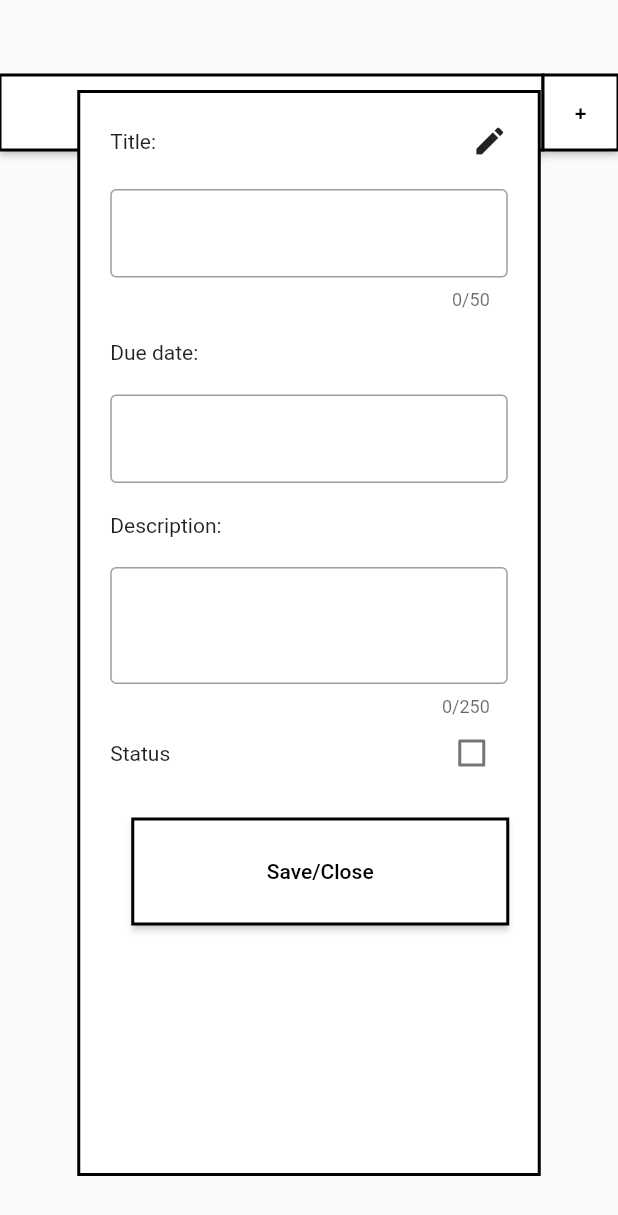
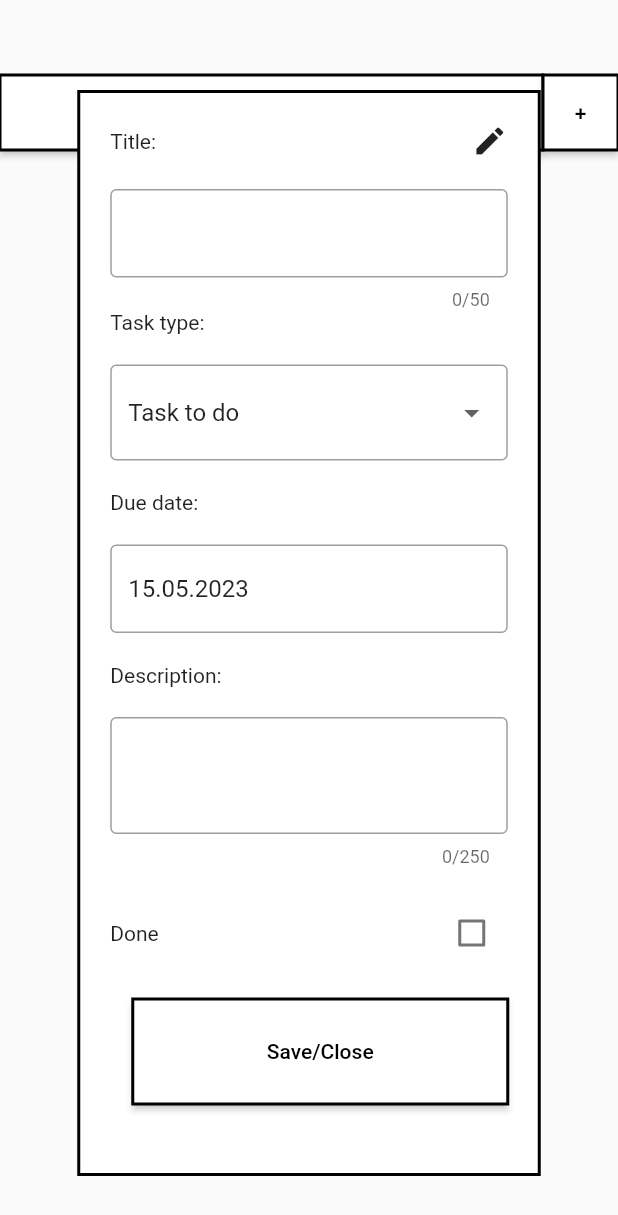
Before and after one commit to matthew9120/to_do_list, a Flutter app: the screen it shows after launch, after a tap on an icon or button, on a phone screen of 412 x 824 dp. Shown: the top 1215 px of the screen. Run offline on Flutter 3.47's test engine with Material 2 defaults, Android fonts, the light colour scheme and no system bars; statements that could not run were skipped.

Commit message:
Improved form (i.e. added validation)

```diff
--- /dev/null
+++ b/lib/helper.dart
@@ -0,0 +1,23 @@
+class Helper {
+  static String getMonthFormatted(DateTime dateTime) {
+    if (dateTime.month < 10) {
+      return '0${dateTime.month}';
+    } else {
+      return dateTime.month.toString();
+    }
+  }
+
+  static DateTime parseDate(String date) {
+    List<String> dateInfo = date.split(RegExp(r'\.'));
+
+    if (dateInfo.length != 3) {
+      throw const FormatException();
+    }
+
+    int day = int.parse(dateInfo[0]);
+    int month = int.parse(dateInfo[1]);
+    int year = int.parse(dateInfo[2]);
+
+    return DateTime(year, month, day);
+  }
+}
--- a/lib/main.dart
+++ b/lib/main.dart
@@ -51,11 +51,18 @@ class MyHomePage extends StatefulWidget {
 
 class MyHomePageState extends State<MyHomePage> {
 
-  bool _isCreateModalVisible = false;
+  bool isModalVisible = false;
+  late final TaskFormModal taskFormModal;
+
+  MyHomePageState() {
+    TaskFormModal.task = _createNewTask();
+    taskFormModal = TaskFormModal(this);
+  }
 
   void openCreateModal() {
     setState(() {
-      _isCreateModalVisible = true;
+      taskFormModal.task = _createNewTask();
+      isModalVisible = true;
     });
   }
 
@@ -65,9 +72,7 @@ class MyHomePageState extends State<MyHomePage> {
       '',
       '',
       DateTime.now(),
-      false,
-      '',
-      ''
+      false
     );
   }
 
@@ -106,8 +111,8 @@ class MyHomePageState extends State<MyHomePage> {
               ],
             ),
             Visibility(
-              visible: _isCreateModalVisible,
-              child: TaskFormModal(_createNewTask()),
+              visible: isModalVisible,
+              child: taskFormModal,
             ),
           ],
         ),
--- a/lib/task-form-modal.dart
+++ b/lib/task-form-modal.dart
@@ -1,32 +1,84 @@
 import 'package:flutter/material.dart';
+import 'package:flutter/services.dart';
 
+import 'package:to_do_list/helper.dart';
+import 'package:to_do_list/main.dart';
 import 'package:to_do_list/task.dart';
 
 class TaskFormModal extends StatefulWidget {
-  const TaskFormModal(this._task, {super.key});
 
-  final Task _task;
+  final MyHomePageState _myHomePageState;
+  static late Task task;
+
+  const TaskFormModal(this._myHomePageState, {super.key});
 
   @override
-  State<StatefulWidget> createState() => _TaskFormModalState(_task);
+  State<StatefulWidget> createState() => TaskFormModalState(task, _myHomePageState);
 }
 
-class _TaskFormModalState extends State<StatefulWidget> {
-  _TaskFormModalState(this._task);
+class TaskFormModalState extends State<StatefulWidget> {
 
-  final Task _task;
+  Task _task;
+  late final MyHomePageState _myHomePageState;
 
-  final TextEditingController _titleController = TextEditingController();
-  final TextEditingController _descriptionController = TextEditingController();
-  final TextEditingController _dueDateController = TextEditingController();
-  final TextEditingController _phoneController = TextEditingController();
-  final TextEditingController _emailController = TextEditingController();
+  late TextEditingController _titleController;
+  late TextEditingController _descriptionController;
+  late TextEditingController _dueDateController;
+  late TextEditingController _phoneController;
+  late TextEditingController _emailController;
 
-  bool _isEmailType = false;
-  bool _isPhoneType = false;
+  String? _dateErrorText;
+
+  TaskFormModalState(this._task, this._myHomePageState) {
+    _setValuesFromTask();
+  }
+
+  void _setValuesFromTask() {
+    _titleController = TextEditingController(text: _task.title);
+    _descriptionController = TextEditingController(text: _task.description);
+    String date = '${_task.dueDate.day}.${Helper.getMonthFormatted(_task.dueDate)}.${_task.dueDate.year}';
+    _dueDateController = TextEditingController(text: date);
+    _phoneController = TextEditingController(text: _task.phone);
+    _emailController = TextEditingController(text: _task.email);
+  }
 
   void _save() {
 
+  }
+
+  void _saveAndClose() {
+    _task.title = _titleController.text;
+
+    DateTime inputDate;
+    try {
+      inputDate = Helper.parseDate(_dueDateController.text);
+    } catch (e) {
+      setState(() {
+        _dateErrorText = 'Invalid date format';
+      });
+      return;
+    }
+
+    setState(() {
+      _dateErrorText = null;
+    });
+
+    _task.dueDate = inputDate;
+    _task.phone = _phoneController.text;
+    _task.email = _emailController.text;
+    _task.description = _titleController.text;
+
+    _save();
+
+    _myHomePageState.setState(() {
+      _myHomePageState.isModalVisible = false;
+    });
+  }
+
+  void _changeTaskType(dynamic selectedType) {
+    setState(() {
+      _task.taskType = selectedType;
+    });
   }
 
   @override
@@ -72,8 +124,37 @@ class _TaskFormModalState extends State<StatefulWidget> {
               border: OutlineInputBorder(),
             ),
           ),
+          Container(
+            alignment: Alignment.centerLeft,
+            margin: const EdgeInsets.only(
+              bottom: 20.0,
+            ),
+            child: const Text('Task type:'),
+          ),
+          DropdownButtonFormField(
+            value: TaskType.basic,
+            isExpanded: true,
+            decoration: const InputDecoration(
+              border: OutlineInputBorder(),
+            ),
+            items: const <DropdownMenuItem>[
+              DropdownMenuItem<TaskType>(
+                value: TaskType.basic,
+                child: Text('Task to do')
+              ),
+              DropdownMenuItem<TaskType>(
+                value: TaskType.email,
+                child: Text('Send an e-mail'),
+              ),
+              DropdownMenuItem<TaskType>(
+                value: TaskType.phone,
+                child: Text('Make a phone call'),
+              ),
+            ],
+            onChanged: _changeTaskType
+          ),
           Visibility(
-            visible: _isPhoneType,
+            visible: _task.isPhoneType,
             child: Container(
               margin: const EdgeInsets.only(
                   top: 20.0,
@@ -84,31 +165,39 @@ class _TaskFormModalState extends State<StatefulWidget> {
             ),
           ),
           Visibility(
-            visible: _isPhoneType,
+            visible: _task.isPhoneType,
             child: TextField(
               controller: _phoneController,
               keyboardType: TextInputType.phone,
+              maxLength: 9,
+              inputFormatters: <TextInputFormatter>[
+                FilteringTextInputFormatter.digitsOnly,
+              ],
               decoration: const InputDecoration(
                 border: OutlineInputBorder(),
               ),
             ),
           ),
           Visibility(
-            visible: _isEmailType,
+            visible: _task.isEmailType,
             child: Container(
               margin: const EdgeInsets.only(
                   top: 20.0,
                   bottom: 20.0
               ),
               alignment: Alignment.centerLeft,
-              child: const Text('Phone:'),
+              child: const Text('E-mail:'),
             ),
           ),
           Visibility(
-            visible: _isEmailType,
+            visible: _task.isEmailType,
             child: TextField(
               controller: _emailController,
-              keyboardType: TextInputType.phone,
+              maxLength: 255,
+              inputFormatters: <TextInputFormatter>[
+                FilteringTextInputFormatter(RegExp(r'[\w\d+@.]'), allow: true)
+              ],
+              keyboardType: TextInputType.emailAddress,
               decoration: const InputDecoration(
                 border: OutlineInputBorder(),
               ),
@@ -125,8 +214,12 @@ class _TaskFormModalState extends State<StatefulWidget> {
           TextField(
             controller: _dueDateController,
             keyboardType: TextInputType.datetime,
-            decoration: const InputDecoration(
-              border: OutlineInputBorder(),
+            inputFormatters: <TextInputFormatter>[
+              FilteringTextInputFormatter.allow(RegExp(r'[\d.]')),
+            ],
+            decoration: InputDecoration(
+              border: const OutlineInputBorder(),
+              errorText: _dateErrorText,
             ),
           ),
           Container(
@@ -146,21 +239,28 @@ class _TaskFormModalState extends State<StatefulWidget> {
               border: OutlineInputBorder(),
             ),
           ),
-          Row(
+          Container(
+            margin: const EdgeInsets.only(
+              top: 20.0,
+            ),
+            child: Row(
               mainAxisAlignment: MainAxisAlignment.spaceBetween,
               children: [
-              const Text('Status'),
+                const Text('Done'),
                 Checkbox(
                   value: _task.status,
                   onChanged: (status) => {
+                    setState(() {
                       if (status == true) {
-                    _task.status = true
+                        _task.status = true;
                       } else {
-                    _task.status = false
+                        _task.status = false;
                       }
+                    })
                   },
                 ),
               ],
+            ),
           ),
           Container(
             margin: const EdgeInsets.only(
@@ -168,7 +268,7 @@ class _TaskFormModalState extends State<StatefulWidget> {
             ),
             alignment: Alignment.centerRight,
             child: ElevatedButton(
-              onPressed: _save,
+              onPressed: _saveAndClose,
               style: TextButton.styleFrom(
                 foregroundColor: Colors.black,
                 minimumSize: const Size(250.0, 70.0),
@@ -186,4 +286,10 @@ class _TaskFormModalState extends State<StatefulWidget> {
       ),
     );
   }
+
+  Task get task => _task;
+  set task(Task task) {
+    _task = task;
+    _setValuesFromTask();
   }
+}
--- a/lib/task.dart
+++ b/lib/task.dart
@@ -1,13 +1,21 @@
 class Task {
-  Task(this.taskType, this.title, this.description, this.dueDate, this.status, this.phone, this.email);
+  Task(this.taskType, this.title, this.description, this.dueDate, this.status);
 
   TaskType taskType;
   String title;
   String description;
   DateTime dueDate;
   bool status;
-  String phone;
-  String email;
+  String? phone;
+  String? email;
+
+  bool get isEmailType {
+    return taskType == TaskType.email;
+  }
+
+  bool get isPhoneType {
+    return taskType == TaskType.phone;
+  }
 }
 
 enum TaskType {
```
Lines whose indentation alone changed are shown as unchanged.
